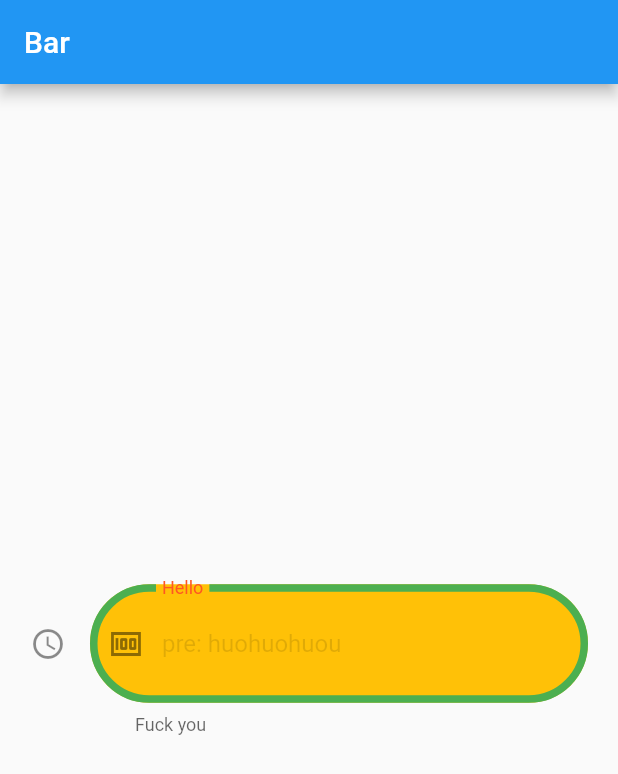
After one commit to ivan100kg/flutter_course_1, a Flutter app: the screen it shows after launch, on a phone screen of 412 x 824 dp. The commit adds this screen. Shown: the top 774 px of the screen. Run offline on Flutter 3.47's test engine with Material 2 defaults, Android fonts, the phone set to English and light mode, and no system bars.

Commit message:
Add  Text Field decoration

```diff
--- a/flutter_complete_guide/lib/main.dart
+++ b/flutter_complete_guide/lib/main.dart
@@ -1,11 +1,12 @@
 import 'package:flutter/material.dart';
+import 'package:flutter_complete_guide/widgets/textfield.dart';
 
 import 'movieDB/movie_db_app.dart';
 import 'widgets/app.dart';
 
 void main() {
   // final app = MyApp();
-  const app = MovieDB();
+  const app = App();
   runApp(app);
 }
 
--- a/flutter_complete_guide/lib/widgets/app.dart
+++ b/flutter_complete_guide/lib/widgets/app.dart
@@ -1,6 +1,7 @@
 import 'package:flutter/material.dart';
 import 'package:flutter_complete_guide/widgets/scroll.dart';
 import 'package:flutter_complete_guide/widgets/stack.dart';
+import 'package:flutter_complete_guide/widgets/textfield.dart';
 import 'package:flutter_complete_guide/widgets/user_profile.dart';
 
 import 'buttons.dart';
@@ -16,7 +17,7 @@ class App extends StatelessWidget {
       // home: UserProfile(),
       home: Scaffold(
         appBar: AppBar(title: Text('Bar')),
-        body: MyButtons(),
+        body: MyTextField(),
       ),
     );
   }
--- /dev/null
+++ b/flutter_complete_guide/lib/widgets/textfield.dart
@@ -0,0 +1,53 @@
+import 'package:flutter/material.dart';
+import 'package:flutter/src/widgets/framework.dart';
+import 'package:flutter/src/widgets/placeholder.dart';
+
+class MyTextField extends StatelessWidget {
+  const MyTextField({super.key});
+
+  @override
+  Widget build(BuildContext context) {
+    return Center(
+      child: Padding(
+        padding: const EdgeInsets.symmetric(horizontal: 20),
+        child: TextField(
+          decoration: InputDecoration(
+            enabled: true,
+            errorText: null,
+            icon: Icon(Icons.access_time),
+            border: OutlineInputBorder(),
+            enabledBorder: OutlineInputBorder(
+              borderSide: BorderSide(
+                color: Colors.green,
+                width: 5,
+              ),
+              borderRadius: BorderRadius.all(
+                Radius.circular(50),
+              ),
+            ),
+            labelText: 'Hello',
+            labelStyle: TextStyle(
+              color: Colors.deepOrange,
+            ),
+            helperText: 'Fuck you',
+            helperStyle: TextStyle(),
+            helperMaxLines: 1,
+            hintText: 'huohuohuou',
+            hintStyle: TextStyle(
+              color: Colors.black12,
+            ),
+            floatingLabelBehavior: FloatingLabelBehavior.always,
+            prefixIcon: Icon(Icons.money),
+            prefix: Text('pre: '),
+            isCollapsed: true,
+            contentPadding: EdgeInsets.all(30),
+            filled: true,
+            fillColor: Colors.amber,
+            focusColor: Colors.black26,
+            hoverColor: Colors.black,
+          ),
+        ),
+      ),
+    );
+  }
+}
```
